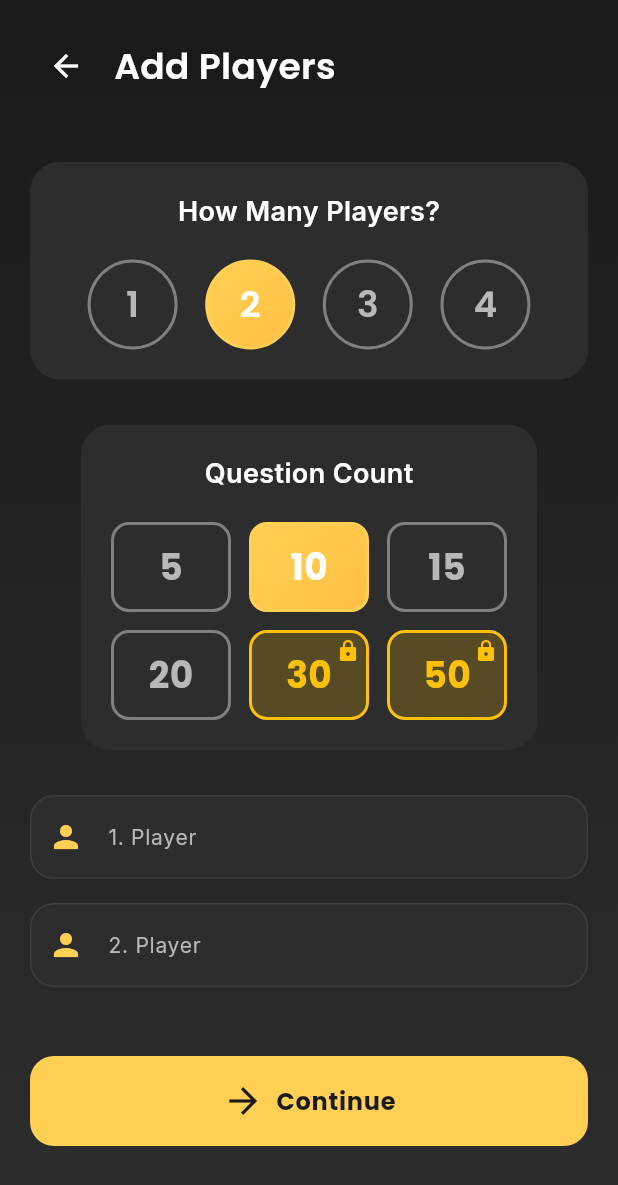
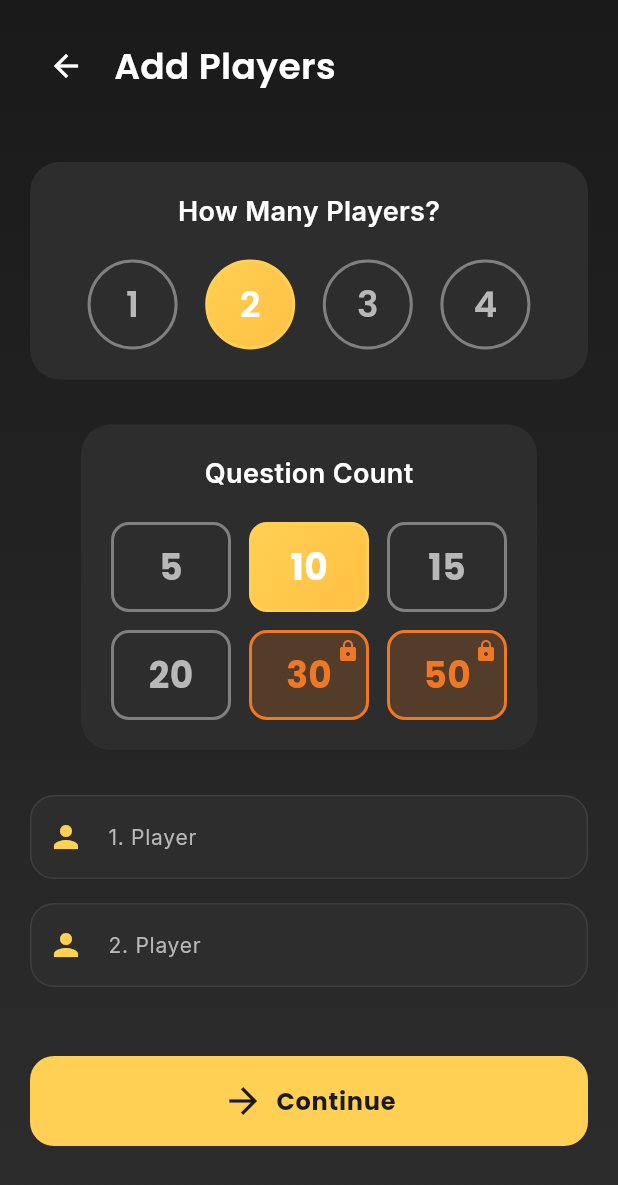
Before and after one commit to SuleymanCT/bargame, a Flutter app: the screen it shows after launch, after a tap on "EN", after a tap on "Start New Game", on a phone screen of 412 x 824 dp. Shown: the top 1185 px of the screen. Run offline on Flutter 3.47's test engine with Material 3 defaults, Android fonts, the phone set to English and light mode, and no system bars; drawn by our look-alikes of flutter_animate; our stand-ins replace flutter_card_swiper, glassmorphism, google_fonts, hive_flutter, shared_preferences; accounts and stored records are empty.

Commit message:
Brand renklerini tam olarak uygula - yeşil, mavi, kırmızı renkleri kaldır
Yapılan değişiklikler:
- Ana sayfadaki yeşil 'Yeni Oyun' butonunu sarı brand rengiyle değiştir
- Tema dosyasındaki mavi (canDoColor) ve kırmızı (cheatingColor) kategori renklerini brand renkleriyle değiştir (sarı ve turuncu)
- Player setup ekranındaki amber/altın renklerini turuncu brand rengiyle değiştir
- Premium modal'daki renkleri tam brand renkleriyle güncelle (primaryYellow ve primaryOrange)
- Basket setup ekranındaki amber renklerini turuncu brand rengiyle değiştir

Artık uygulama sadece brand renklerini kullanıyor:
- Ana Sarı: #FFD054
- Turuncu: #F07724
- Gri: #6C6C6D

Halley görselleri zaten doğru şekilde kullanılıyor ve hata yönetimi mevcut.

```diff
--- a/lib/config/app_theme.dart
+++ b/lib/config/app_theme.dart
@@ -35,8 +35,8 @@ class AppTheme {
   // Category Colors (Brand palette)
   static const okNotOkColor = primaryYellow;
   static const jealousColor = primaryOrange;
-  static const cheatingColor = Color(0xFFE57373);
-  static const canDoColor = Color(0xFF64B5F6);
+  static const cheatingColor = primaryOrange;
+  static const canDoColor = primaryYellow;
   static const angerColor = primaryOrange;
 
   // Gradients
--- a/lib/screens/basket_setup_screen.dart
+++ b/lib/screens/basket_setup_screen.dart
@@ -143,7 +143,7 @@ class _BasketSetupScreenState extends State<BasketSetupScreen> {
                       ),
                       decoration: BoxDecoration(
                         gradient: const LinearGradient(
-                          colors: [Color(0xFFFFD700), Color(0xFFFFA500)],
+                          colors: [AppTheme.primaryYellow, AppTheme.primaryOrange],
                         ),
                         borderRadius: BorderRadius.circular(8),
                       ),
@@ -416,7 +416,7 @@ class _BasketSetupScreenState extends State<BasketSetupScreen> {
             style: ElevatedButton.styleFrom(
               backgroundColor: _isPremium
                   ? AppTheme.primaryColor
-                  : Colors.amber,
+                  : AppTheme.primaryOrange,
             ),
           ),
         ).animate(delay: 500.ms).fadeIn().slideY(begin: 0.3),
--- a/lib/screens/home_screen.dart
+++ b/lib/screens/home_screen.dart
@@ -77,9 +77,7 @@ class HomeScreen extends StatelessWidget {
                               'Klasik mod',
                               'Classic mode',
                             ),
-                            gradient: const LinearGradient(
-                              colors: [Color(0xFF4CAF50), Color(0xFF45A049)],
-                            ),
+                            gradient: AppTheme.primaryGradient,
                             onTap: () {
                               Navigator.push(
                                 context,
--- a/lib/screens/player_setup_screen.dart
+++ b/lib/screens/player_setup_screen.dart
@@ -210,14 +210,14 @@ class _PlayerSetupScreenState extends State<PlayerSetupScreen> {
                                           color: isSelected && !isLocked
                                               ? null
                                               : isLocked
-                                                  ? Colors.amber.withOpacity(0.2)
+                                                  ? AppTheme.primaryOrange.withOpacity(0.2)
                                                   : AppTheme.backgroundLight,
                                           borderRadius: BorderRadius.circular(12),
                                           border: Border.all(
                                             color: isSelected && !isLocked
                                                 ? AppTheme.primaryColor
                                                 : isLocked
-                                                    ? Colors.amber
+                                                    ? AppTheme.primaryOrange
                                                     : AppTheme.textTertiary,
                                             width: 2,
                                           ),
@@ -232,7 +232,7 @@ class _PlayerSetupScreenState extends State<PlayerSetupScreen> {
                                                   color: isSelected && !isLocked
                                                       ? Colors.white
                                                       : isLocked
-                                                          ? Colors.amber
+                                                          ? AppTheme.primaryOrange
                                                           : AppTheme.textSecondary,
                                                   fontWeight: FontWeight.bold,
                                                 ),
@@ -244,7 +244,7 @@ class _PlayerSetupScreenState extends State<PlayerSetupScreen> {
                                                 right: 4,
                                                 child: Icon(
                                                   Icons.lock,
-                                                  color: Colors.amber,
+                                                  color: AppTheme.primaryOrange,
                                                   size: 16,
                                                 ),
                                               ),
```
Also changed, not shown: lib/screens/premium_modal.dart (+4 -4 lines).
